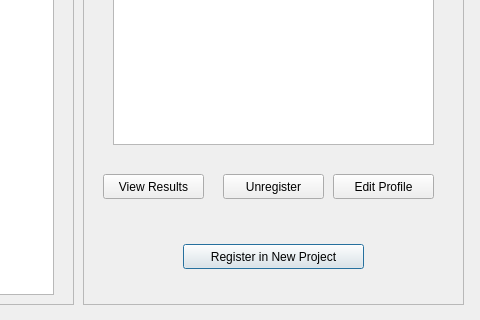
Old version of the form studentmanageprojectview.ui in the repository abhinavthukral28/stuPID; both pictures show x 137 to 617 and y 156 to 476 of the 617 by 476 pixel window.
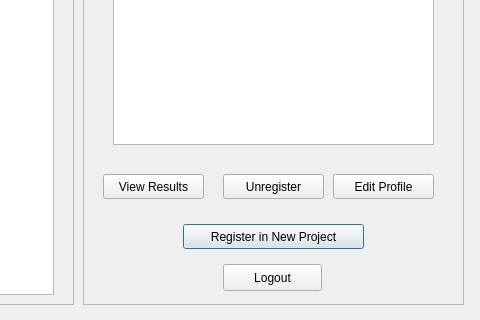
New version of the form.

```diff
--- a/studentmanageprojectview.ui
+++ b/studentmanageprojectview.ui
@@ -123,7 +123,7 @@
     <property name="geometry">
      <rect>
       <x>100</x>
-      <y>380</y>
+      <y>360</y>
       <width>181</width>
       <height>25</height>
      </rect>
@@ -171,13 +171,19 @@
      <string>Edit Profile</string>
     </property>
    </widget>
-   <zorder>ProjectTitle</zorder>
-   <zorder>descriptionView</zorder>
-   <zorder>RegisterNewProject</zorder>
-   <zorder>RegisterNewProject</zorder>
-   <zorder>dropProject</zorder>
-   <zorder>viewResults</zorder>
-   <zorder>editProfile</zorder>
+   <widget class="QPushButton" name="pushButton">
+    <property name="geometry">
+     <rect>
+      <x>140</x>
+      <y>400</y>
+      <width>99</width>
+      <height>27</height>
+     </rect>
+    </property>
+    <property name="text">
+     <string>Logout</string>
+    </property>
+   </widget>
   </widget>
   <zorder>frame_2</zorder>
   <zorder>frame</zorder>
```
